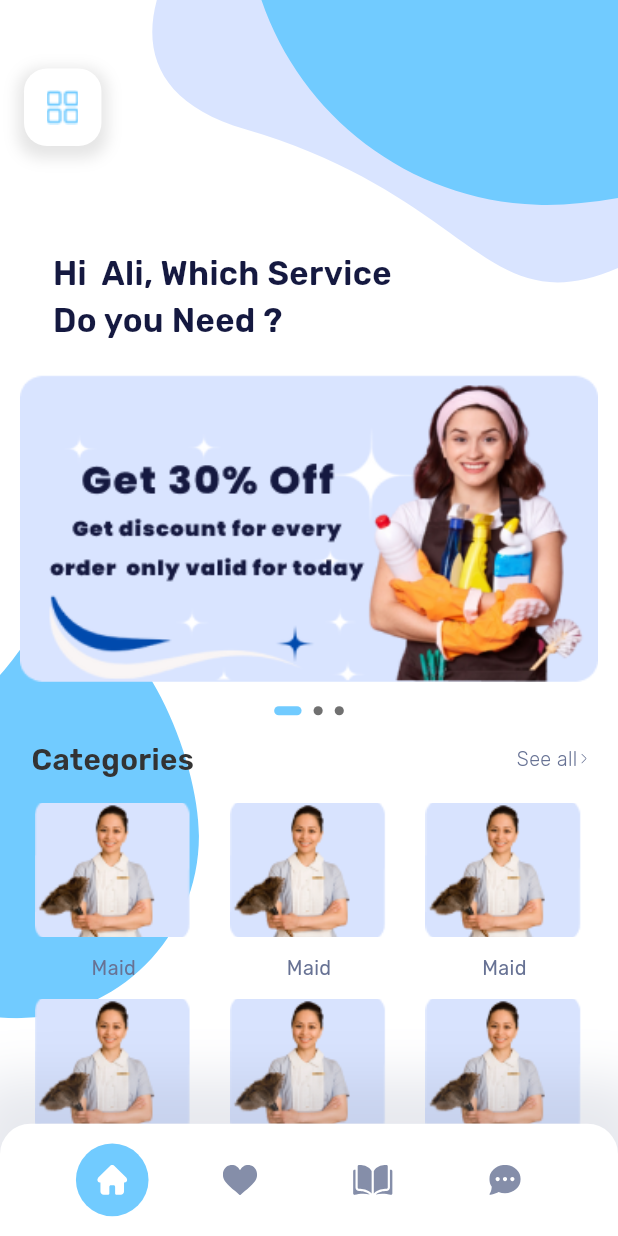
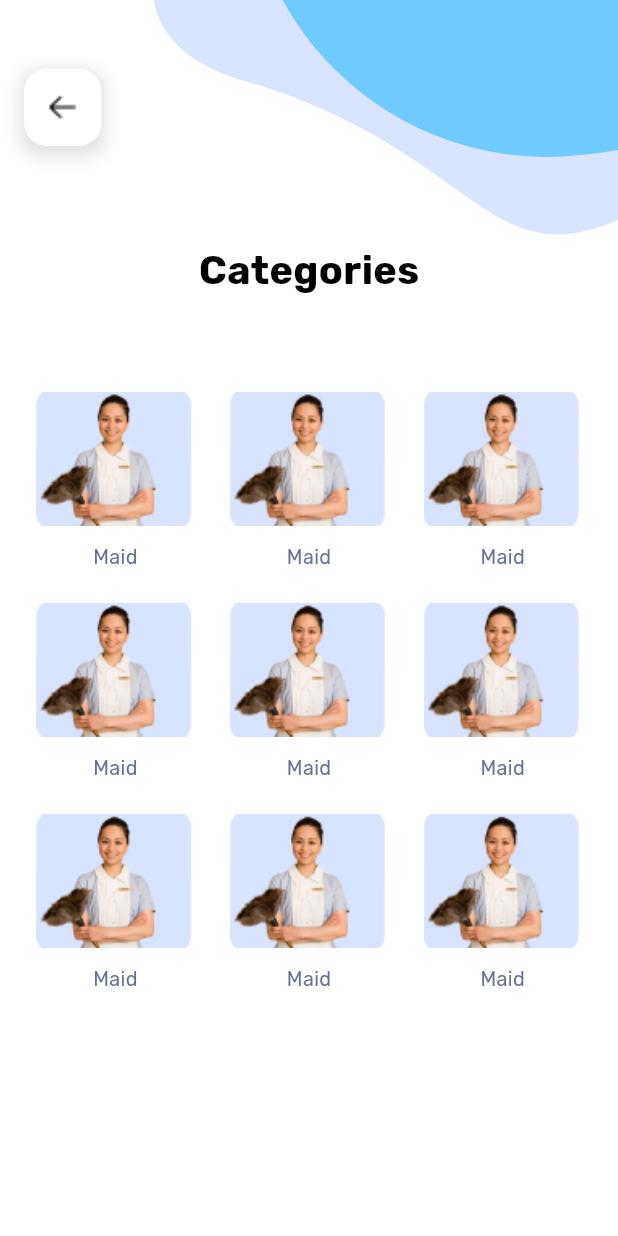
Before and after one commit to mostaphasamir/cleaning-mobile, a Flutter app: the screen it shows after launch, after a tap on "See all", on a phone screen of 412 x 824 dp. Run offline on Flutter 3.47's test engine with Material 3 defaults, Android fonts, the phone set to English and light mode, and no system bars; drawn by our look-alikes of carousel_slider, smooth_page_indicator; our stand-ins replace cached_network_image, flutter_bloc, flutter_rating_bar, flutter_screenutil, flutter_svg and 1 more; missing offline and left inert: dart:ffi; project files that could hold a hidden picture were left out.

Commit message:
complete category screen

```diff
--- a/lib/core/style/app_height.dart
+++ b/lib/core/style/app_height.dart
@@ -17,6 +17,7 @@ class AppHeight {
   static double h16 = 16.h;
   static double h17 = 17.h;
   static double h20 = 20.h;
+  static double h21 = 21.h;
   static double h24 = 24.h;
   static double h25 = 25.h;
   static double h30 = 30.h;
--- a/lib/core/style/app_text_style.dart
+++ b/lib/core/style/app_text_style.dart
@@ -30,6 +30,17 @@ class AppTextStyle {
   static const TextStyle fontRubik = TextStyle(fontFamily: "Rubik");
 
 
+  static TextStyle get rubik24white600 => fontRubik
+      .merge(fontWeight600)
+      .merge(fontSize24)
+      .copyWith(color: AppColors.white);
+
+  static TextStyle get rubik24black700 => fontRubik
+      .merge(fontWeight700)
+      .merge(fontSize24)
+      .copyWith(color: AppColors.black);
+
+
   static TextStyle get rubik20darkBlue500 => fontRubik
       .merge(fontWeight600)
       .merge(fontSize20)
@@ -40,10 +51,7 @@ class AppTextStyle {
       .merge(fontSize18)
       .copyWith(color: AppColors.darkGrey);
 
-  static TextStyle get rubik24white600 => fontRubik
-      .merge(fontWeight600)
-      .merge(fontSize24)
-      .copyWith(color: AppColors.white);
+
 
   static TextStyle get rubik16darkGrey500 => fontRubik
       .merge(fontWeight600)
--- /dev/null
+++ b/lib/feature/home/presentation/pages/categories_screen.dart
@@ -0,0 +1,59 @@
+import 'package:cleaning_mobile/core/extentions/extenstions.dart';
+import 'package:cleaning_mobile/core/style/app_height.dart';
+import 'package:cleaning_mobile/core/style/app_text_style.dart';
+import 'package:cleaning_mobile/core/style/app_width.dart';
+import 'package:cleaning_mobile/core/utils/app_strings.dart';
+import 'package:cleaning_mobile/shared/presentation/widgets/floating_action_bottom/default_floating_action_bottom.dart';
+import 'package:flutter/material.dart';
+import 'package:nb_utils/nb_utils.dart';
+
+import '../../../../generated/app_assets.dart';
+import '../widgets/category/categiry_background_widget.dart';
+import '../widgets/category/category_widget.dart';
+
+class CategoriesScreen extends StatelessWidget {
+  const CategoriesScreen({super.key});
+
+  @override
+  Widget build(BuildContext context) {
+    return Scaffold(
+      body: CategoryBackGroundWidget(
+        body: Column(
+          mainAxisAlignment: MainAxisAlignment.center,
+          crossAxisAlignment: CrossAxisAlignment.center,
+          children: [
+            Text(
+              AppStrings.categories,
+              style: AppTextStyle.rubik24black700,
+            ),
+            61.hs,
+            SizedBox(
+              width: double.infinity,
+              child: Wrap(
+                alignment: WrapAlignment.spaceBetween,
+                runSpacing: AppHeight.h21,
+                children: List.generate(
+                  9,
+                  (index) => const CategoryWidget(
+                    imagePath: AppAssets.imagesCategoryServices,
+                    title: "Maid",
+                  ),
+                ),
+              ),
+            )
+          ],
+        ).paddingSymmetric(
+          horizontal: AppWidth.w22,
+        ),
+      ),
+      floatingActionButtonLocation: FloatingActionButtonLocation.startTop,
+
+      floatingActionButton: DefaultFloatingActionBottom(
+        onTap: () {
+          Navigator.pop(context);
+        },
+        imagePath: AppAssets.pngBack,
+      ),
+    );
+  }
+}
--- a/lib/feature/home/presentation/pages/home_screen.dart
+++ b/lib/feature/home/presentation/pages/home_screen.dart
@@ -10,12 +10,13 @@ import 'package:flutter/material.dart';
 
 import '../../../../shared/presentation/widgets/floating_action_bottom/default_floating_action_bottom.dart';
 import '../widgets/body_with_back_ground.dart';
-import '../widgets/category_widget.dart';
+import '../widgets/category/category_widget.dart';
 import '../widgets/feature_nurses/feature_nurses_item.dart';
 import '../widgets/offer_curosel_widget.dart';
 import '../widgets/popular_house/popular_house_meaid_widget.dart';
 import '../widgets/see_all_widget.dart';
 import '../widgets/top_four_laundry/laundry_item.dart';
+import 'categories_screen.dart';
 
 class HomeScreen extends StatelessWidget {
   const HomeScreen({super.key});
@@ -47,7 +48,7 @@ class HomeScreen extends StatelessWidget {
               SeeAllWidget(
                 title: AppStrings.categories,
                 onTap: () {
-                  //TODO navigate to categories scree
+                  Navigator.push(context, MaterialPageRoute(builder: (context) => const CategoriesScreen(),));
                 },
               ),
               15.hs,
--- /dev/null
+++ b/lib/feature/home/presentation/widgets/category/categiry_background_widget.dart
@@ -0,0 +1,29 @@
+import 'package:cleaning_mobile/core/extentions/size_extention.dart';
+import 'package:cleaning_mobile/core/helper/custom_image_view.dart';
+import 'package:cleaning_mobile/generated/app_assets.dart';
+import 'package:flutter/cupertino.dart';
+
+class CategoryBackGroundWidget extends StatelessWidget {
+  final Widget body;
+
+  const CategoryBackGroundWidget({super.key, required this.body});
+
+  @override
+  Widget build(BuildContext context) {
+    return SizedBox(
+      width: context.screenWidth,
+      height: context.screenHeight,
+      child: Stack(
+        children: [
+          Positioned(
+            right: 0,
+            child: CustomImageView(
+              svgPath: AppAssets.svgCategoriesBubbles,
+            ),
+          ),
+          body,
+        ],
+      ),
+    );
+  }
+}
--- a/lib/shared/presentation/widgets/floating_action_bottom/default_floating_action_bottom.dart
+++ b/lib/shared/presentation/widgets/floating_action_bottom/default_floating_action_bottom.dart
@@ -7,9 +7,9 @@ import 'package:cleaning_mobile/core/utils/app_colors.dart';
 import 'package:flutter/material.dart';
 
 class DefaultFloatingActionBottom extends StatelessWidget {
-  final String imagePath ;
+  final String ? imagePath ;
   final void Function()? onTap ;
-  const DefaultFloatingActionBottom({super.key, required this.imagePath, this.onTap});
+  const DefaultFloatingActionBottom({super.key, this.imagePath, this.onTap,});
 
   @override
   Widget build(BuildContext context) {
```
Also changed, not shown: assets/icons/png/back.png (added), assets/images/svg/categories_bubbles.svg (added), lib/feature/home/presentation/widgets/category/category_widget.dart (renamed from lib/feature/home/presentation/widgets/category_widget.dart), lib/generated/app_assets.dart.
